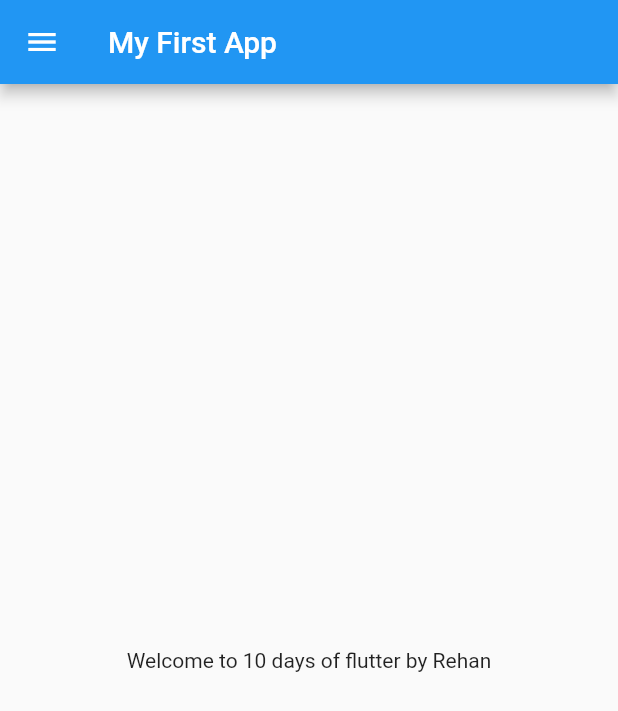
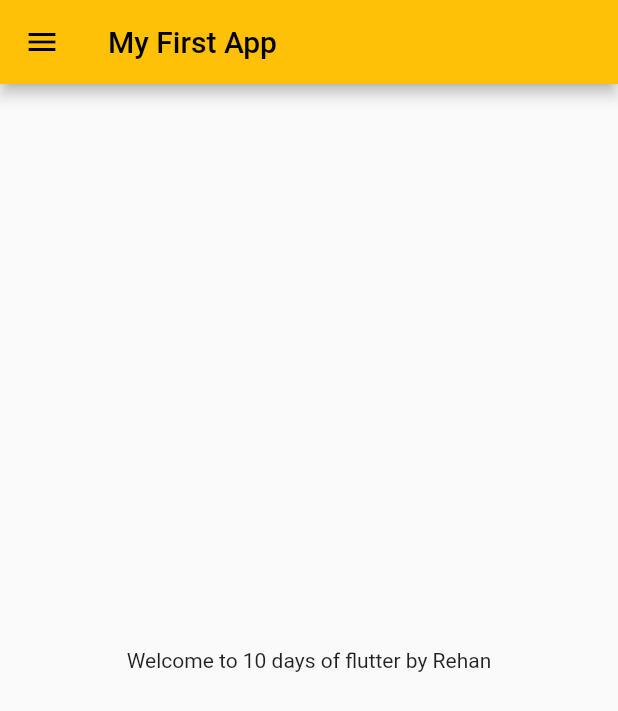
Before and after one commit to rajarehanahmed/LearningFLutter, a Flutter app: the screen it shows after launch, on a phone screen of 412 x 824 dp. Shown: the top 711 px of the screen. Run offline on Flutter 3.47's test engine with Material 2 defaults, Android fonts, the phone set to English and light mode, and no system bars.

Commit message:
Day 3 Completed

```diff
--- a/lib/main.dart
+++ b/lib/main.dart
@@ -1,6 +1,7 @@
 import 'package:flutter/material.dart';
-import 'package:flutter_catalog/home_page.dart';
-import 'home_page.dart';
+import 'package:flutter_catalog/pages/home_page.dart';
+import 'package:flutter_catalog/pages/login_page.dart';
+import 'pages/home_page.dart';
 
 void main() {
   runApp(MyApp());
@@ -12,7 +13,14 @@ class MyApp extends StatelessWidget {
   @override
   Widget build(BuildContext context) {
     return MaterialApp(
-        home: HomePage()
-        );
+      themeMode: ThemeMode.light,
+      theme: ThemeData(primarySwatch: Colors.amber),
+      darkTheme: ThemeData(brightness: Brightness.dark),
+      routes: {
+        "/": (context) => HomePage(),
+        "/home": (context) => HomePage(),
+        "/Login": (context) => LoginPage(),
+      },
+    );
   }
 }
--- a/lib/home_page.dart
+++ b/lib/pages/home_page.dart
@@ -11,8 +11,9 @@ class HomePage extends StatelessWidget {
         title: Text('My First App'),
       ),
       body: Center(
-        child:
-            Container(child: Text('Welcome to $days days of flutter by $name')),
+        child: Container(
+          child: Text('Welcome to $days days of flutter by $name')
+          ),
       ),
       drawer: Drawer(),
     );
```
Also changed, not shown: lib/pages/login_page.dart (added, +19 -0 lines).
